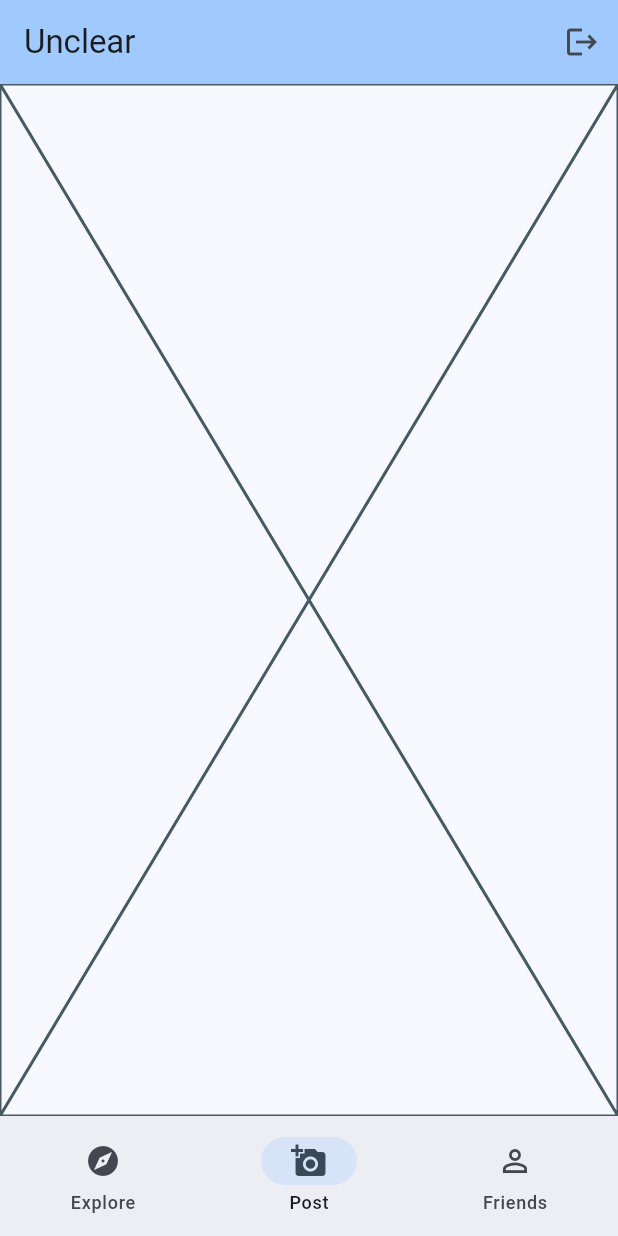
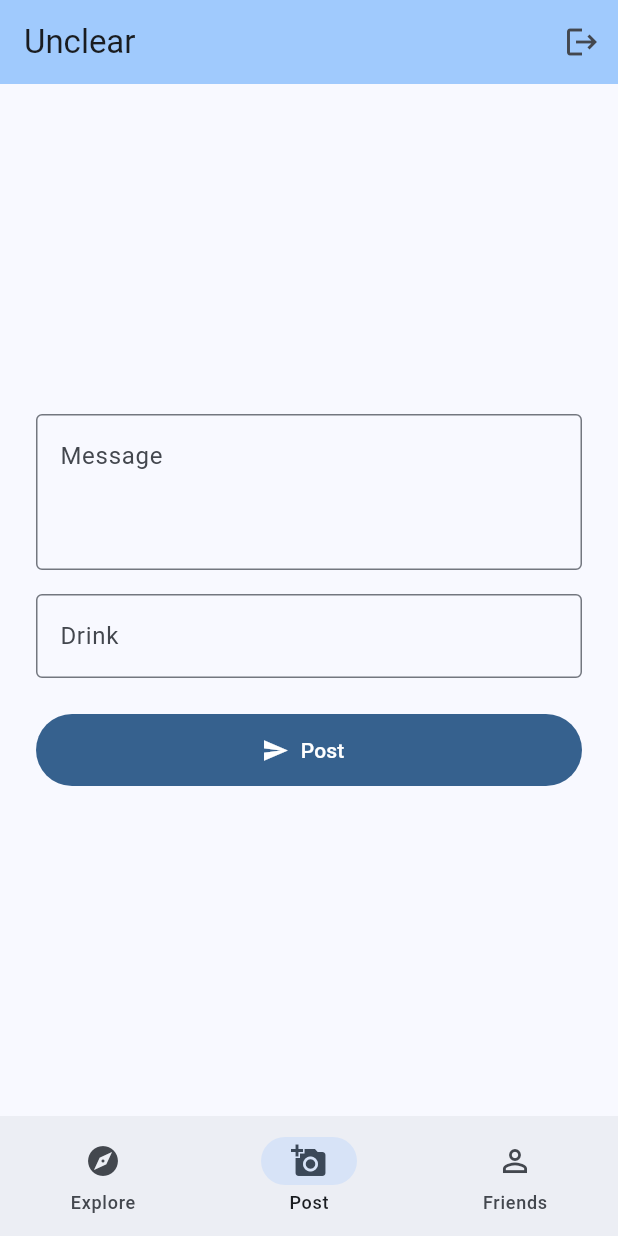
Before and after one commit to OttoRoming/unclear, a Flutter app: the screen it shows once a user with an empty profile is signed in, item 2 of the bottom bar chosen, on a phone screen of 412 x 824 dp. Run offline on Flutter 3.47's test engine with Material 3 defaults, Android fonts, the phone set to English and light mode, and no system bars; our stand-ins replace cloud_firestore, firebase_auth, firebase_core; accounts and stored records are empty.

Commit message:
add placeholder post menu

```diff
--- a/lib/screens/home_page.dart
+++ b/lib/screens/home_page.dart
@@ -16,6 +16,29 @@ class HomePage extends StatefulWidget {
 
 class _HomePageState extends State<HomePage> {
   int _currentPageIndex = 0;
+
+  final _postFormKey = GlobalKey<FormState>();
+  final _messageController = TextEditingController();
+  final _drinkController = TextEditingController();
+
+  @override
+  void dispose() {
+    _messageController.dispose();
+    _drinkController.dispose();
+    super.dispose();
+  }
+
+  void _onMessageChanged(String value) {
+    // TODO: Handle message changes.
+  }
+
+  void _onDrinkChanged(String value) {
+    // TODO: Handle drink changes.
+  }
+
+  Future<void> _onPostPressed() async {
+    // TODO: Post the message and drink.
+  }
 
   Future<void> _signOut(BuildContext context) async {
     try {
@@ -79,7 +102,56 @@ class _HomePageState extends State<HomePage> {
                   ),
                 )
               : _currentPageIndex == 1
-              ? const Placeholder()
+              ? SafeArea(
+                  child: Center(
+                    child: SingleChildScrollView(
+                      padding: const EdgeInsets.all(24),
+                      child: ConstrainedBox(
+                        constraints: const BoxConstraints(maxWidth: 420),
+                        child: Form(
+                          key: _postFormKey,
+                          child: Column(
+                            mainAxisSize: MainAxisSize.min,
+                            crossAxisAlignment: CrossAxisAlignment.stretch,
+                            children: [
+                              TextFormField(
+                                controller: _messageController,
+                                decoration: const InputDecoration(
+                                  labelText: 'Message',
+                                  alignLabelWithHint: true,
+                                ),
+                                minLines: 3,
+                                maxLines: 5,
+                                textCapitalization:
+                                    TextCapitalization.sentences,
+                                onChanged: _onMessageChanged,
+                              ),
+                              const SizedBox(height: 16),
+                              TextFormField(
+                                controller: _drinkController,
+                                decoration: const InputDecoration(
+                                  labelText: 'Drink',
+                                ),
+                                textInputAction: TextInputAction.done,
+                                onChanged: _onDrinkChanged,
+                                onFieldSubmitted: (_) => _onPostPressed(),
+                              ),
+                              const SizedBox(height: 24),
+                              FilledButton.icon(
+                                onPressed: _onPostPressed,
+                                icon: const Icon(Icons.send),
+                                label: const Text('Post'),
+                                style: FilledButton.styleFrom(
+                                  minimumSize: const Size.fromHeight(48),
+                                ),
+                              ),
+                            ],
+                          ),
+                        ),
+                      ),
+                    ),
+                  ),
+                )
               : const Placeholder(),
           bottomNavigationBar: UnclearNavigationBar(
             selectedIndex: _currentPageIndex,
```
